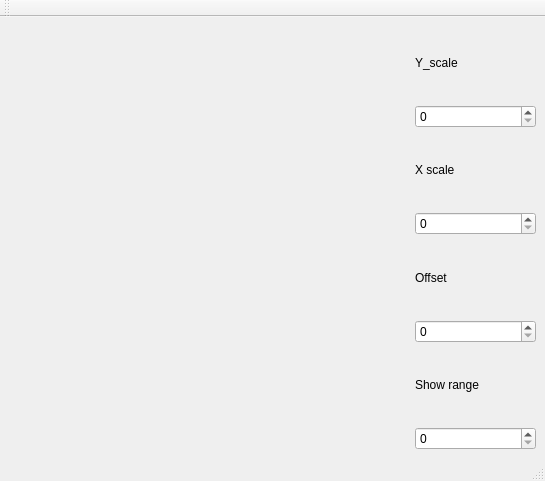
Qt form ui/main.ui (Jaron0211/vicon_alignment_tools) before a commit.
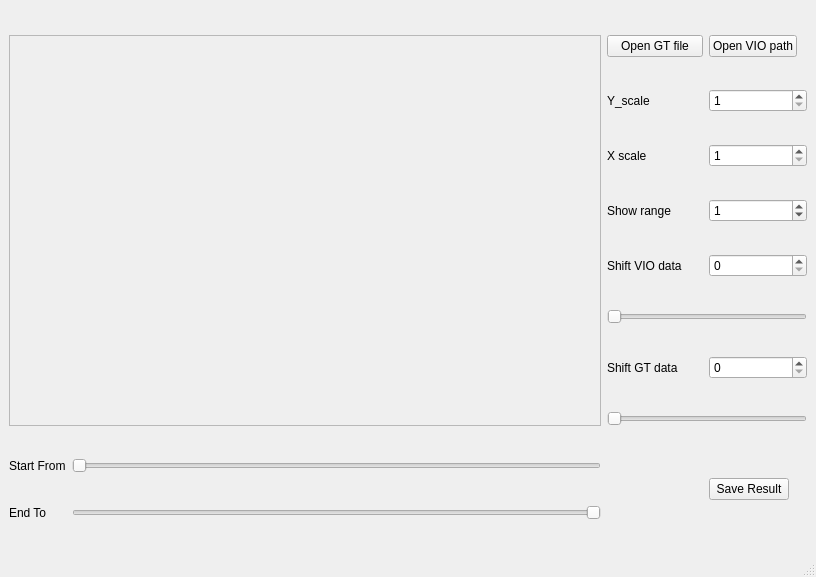
The same form after that commit.

Commit message: update UI interface, and add the range selector(but not work)

Diff of the .ui file:
```diff
--- a/ui/main.ui
+++ b/ui/main.ui
@@ -6,93 +6,265 @@
    <rect>
     <x>0</x>
     <y>0</y>
-    <width>545</width>
-    <height>481</height>
+    <width>816</width>
+    <height>577</height>
    </rect>
   </property>
   <property name="minimumSize">
    <size>
-    <width>545</width>
-    <height>481</height>
+    <width>709</width>
+    <height>577</height>
    </size>
   </property>
   <property name="windowTitle">
    <string>MainWindow</string>
   </property>
   <widget class="QWidget" name="centralwidget">
-   <layout class="QGridLayout" name="gridLayout_2">
-    <item row="0" column="0">
-     <layout class="QGridLayout" name="gridLayout">
-      <property name="sizeConstraint">
-       <enum>QLayout::SetMaximumSize</enum>
+   <layout class="QGridLayout" name="gridLayout">
+    <item row="1" column="2">
+     <widget class="QLabel" name="label_2">
+      <property name="sizePolicy">
+       <sizepolicy hsizetype="Maximum" vsizetype="Preferred">
+        <horstretch>0</horstretch>
+        <verstretch>0</verstretch>
+       </sizepolicy>
       </property>
-      <item row="0" column="2">
-       <widget class="QLabel" name="label_2">
-        <property name="text">
-         <string>Y_scale</string>
-        </property>
-       </widget>
-      </item>
-      <item row="3" column="2">
-       <widget class="QSpinBox" name="spinBox_3">
-        <property name="maximum">
-         <number>10000</number>
-        </property>
-       </widget>
-      </item>
-      <item row="6" column="2">
-       <widget class="QLabel" name="label_4">
-        <property name="text">
-         <string>Show range</string>
-        </property>
-       </widget>
-      </item>
-      <item row="5" column="2">
-       <widget class="QSpinBox" name="spinBox">
-        <property name="maximum">
-         <number>10000</number>
-        </property>
-       </widget>
-      </item>
-      <item row="4" column="2">
-       <widget class="QLabel" name="label_3">
-        <property name="text">
-         <string>Offset</string>
-        </property>
-       </widget>
-      </item>
-      <item row="2" column="2">
-       <widget class="QLabel" name="label">
-        <property name="text">
-         <string>X scale</string>
-        </property>
-       </widget>
-      </item>
-      <item row="1" column="2">
-       <widget class="QSpinBox" name="spinBox_2">
-        <property name="maximum">
-         <number>10000</number>
-        </property>
-       </widget>
-      </item>
-      <item row="7" column="2">
-       <widget class="QSpinBox" name="spinBox_4">
-        <property name="maximum">
-         <number>10000</number>
-        </property>
-       </widget>
-      </item>
-      <item row="0" column="0" rowspan="8" colspan="2">
-       <widget class="QWidget" name="canvas" native="true">
-        <property name="minimumSize">
-         <size>
-          <width>400</width>
-          <height>400</height>
-         </size>
-        </property>
-       </widget>
-      </item>
-     </layout>
+      <property name="text">
+       <string>Y_scale</string>
+      </property>
+     </widget>
+    </item>
+    <item row="3" column="3">
+     <widget class="QSpinBox" name="range_spinbox">
+      <property name="maximum">
+       <number>10000</number>
+      </property>
+      <property name="value">
+       <number>1</number>
+      </property>
+     </widget>
+    </item>
+    <item row="9" column="1">
+     <widget class="QSlider" name="Start_from">
+      <property name="maximum">
+       <number>100</number>
+      </property>
+      <property name="pageStep">
+       <number>1</number>
+      </property>
+      <property name="orientation">
+       <enum>Qt::Horizontal</enum>
+      </property>
+     </widget>
+    </item>
+    <item row="5" column="2" colspan="2">
+     <widget class="QSlider" name="vio_shifter">
+      <property name="minimumSize">
+       <size>
+        <width>200</width>
+        <height>0</height>
+       </size>
+      </property>
+      <property name="maximumSize">
+       <size>
+        <width>300</width>
+        <height>16777215</height>
+       </size>
+      </property>
+      <property name="pageStep">
+       <number>1</number>
+      </property>
+      <property name="orientation">
+       <enum>Qt::Horizontal</enum>
+      </property>
+     </widget>
+    </item>
+    <item row="7" column="2" colspan="2">
+     <widget class="QSlider" name="gt_shifter">
+      <property name="minimumSize">
+       <size>
+        <width>200</width>
+        <height>0</height>
+       </size>
+      </property>
+      <property name="maximumSize">
+       <size>
+        <width>300</width>
+        <height>16777215</height>
+       </size>
+      </property>
+      <property name="pageStep">
+       <number>1</number>
+      </property>
+      <property name="orientation">
+       <enum>Qt::Horizontal</enum>
+      </property>
+     </widget>
+    </item>
+    <item row="10" column="0">
+     <widget class="QLabel" name="label_7">
+      <property name="text">
+       <string>End To</string>
+      </property>
+     </widget>
+    </item>
+    <item row="3" column="2">
+     <widget class="QLabel" name="label_4">
+      <property name="sizePolicy">
+       <sizepolicy hsizetype="Maximum" vsizetype="Preferred">
+        <horstretch>0</horstretch>
+        <verstretch>0</verstretch>
+       </sizepolicy>
+      </property>
+      <property name="text">
+       <string>Show range</string>
+      </property>
+     </widget>
+    </item>
+    <item row="0" column="0" rowspan="8" colspan="2">
+     <widget class="QFrame" name="canvas">
+      <property name="sizePolicy">
+       <sizepolicy hsizetype="Minimum" vsizetype="Preferred">
+        <horstretch>0</horstretch>
+        <verstretch>0</verstretch>
+       </sizepolicy>
+      </property>
+      <property name="frameShape">
+       <enum>QFrame::StyledPanel</enum>
+      </property>
+      <property name="frameShadow">
+       <enum>QFrame::Raised</enum>
+      </property>
+     </widget>
+    </item>
+    <item row="9" column="0">
+     <widget class="QLabel" name="label_3">
+      <property name="text">
+       <string>Start From</string>
+      </property>
+     </widget>
+    </item>
+    <item row="4" column="3">
+     <widget class="QSpinBox" name="nav_offset_spinbox">
+      <property name="value">
+       <number>0</number>
+      </property>
+     </widget>
+    </item>
+    <item row="6" column="3">
+     <widget class="QSpinBox" name="offset_spinbox">
+      <property name="maximum">
+       <number>10000</number>
+      </property>
+     </widget>
+    </item>
+    <item row="10" column="1">
+     <widget class="QSlider" name="End_to">
+      <property name="maximum">
+       <number>100</number>
+      </property>
+      <property name="pageStep">
+       <number>1</number>
+      </property>
+      <property name="orientation">
+       <enum>Qt::Horizontal</enum>
+      </property>
+      <property name="invertedAppearance">
+       <bool>true</bool>
+      </property>
+     </widget>
+    </item>
+    <item row="0" column="2">
+     <widget class="QPushButton" name="GT_file">
+      <property name="text">
+       <string>Open GT file</string>
+      </property>
+     </widget>
+    </item>
+    <item row="1" column="3">
+     <widget class="QSpinBox" name="yscale_spinbox">
+      <property name="minimum">
+       <number>1</number>
+      </property>
+      <property name="maximum">
+       <number>10000</number>
+      </property>
+     </widget>
+    </item>
+    <item row="0" column="3">
+     <widget class="QPushButton" name="VIO_file">
+      <property name="sizePolicy">
+       <sizepolicy hsizetype="Maximum" vsizetype="Fixed">
+        <horstretch>0</horstretch>
+        <verstretch>0</verstretch>
+       </sizepolicy>
+      </property>
+      <property name="text">
+       <string>Open VIO path</string>
+      </property>
+     </widget>
+    </item>
+    <item row="6" column="2">
+     <widget class="QLabel" name="label_6">
+      <property name="sizePolicy">
+       <sizepolicy hsizetype="Maximum" vsizetype="Preferred">
+        <horstretch>0</horstretch>
+        <verstretch>0</verstretch>
+       </sizepolicy>
+      </property>
+      <property name="text">
+       <string>Shift GT data</string>
+      </property>
+     </widget>
+    </item>
+    <item row="2" column="3">
+     <widget class="QSpinBox" name="xscale_spinbox">
+      <property name="minimum">
+       <number>1</number>
+      </property>
+      <property name="maximum">
+       <number>10000</number>
+      </property>
+     </widget>
+    </item>
+    <item row="2" column="2">
+     <widget class="QLabel" name="label">
+      <property name="sizePolicy">
+       <sizepolicy hsizetype="Maximum" vsizetype="Preferred">
+        <horstretch>0</horstretch>
+        <verstretch>0</verstretch>
+       </sizepolicy>
+      </property>
+      <property name="text">
+       <string>X scale</string>
+      </property>
+     </widget>
+    </item>
+    <item row="4" column="2">
+     <widget class="QLabel" name="label_5">
+      <property name="sizePolicy">
+       <sizepolicy hsizetype="Maximum" vsizetype="Preferred">
+        <horstretch>0</horstretch>
+        <verstretch>0</verstretch>
+       </sizepolicy>
+      </property>
+      <property name="text">
+       <string>Shift VIO data</string>
+      </property>
+     </widget>
+    </item>
+    <item row="9" column="3" rowspan="2">
+     <widget class="QPushButton" name="save_result">
+      <property name="sizePolicy">
+       <sizepolicy hsizetype="Maximum" vsizetype="Fixed">
+        <horstretch>0</horstretch>
+        <verstretch>0</verstretch>
+       </sizepolicy>
+      </property>
+      <property name="text">
+       <string>Save Result</string>
+      </property>
+     </widget>
     </item>
    </layout>
   </widget>
@@ -107,17 +279,6 @@
    </property>
   </widget>
   <widget class="QStatusBar" name="statusbar"/>
-  <widget class="QToolBar" name="toolBar">
-   <property name="windowTitle">
-    <string>toolBar</string>
-   </property>
-   <attribute name="toolBarArea">
-    <enum>TopToolBarArea</enum>
-   </attribute>
-   <attribute name="toolBarBreak">
-    <bool>false</bool>
-   </attribute>
-  </widget>
  </widget>
  <resources/>
  <connections/>
```
Left out of the diff: 8 changed lines with no effect on the pictures. The commit also changes 6 other files.
